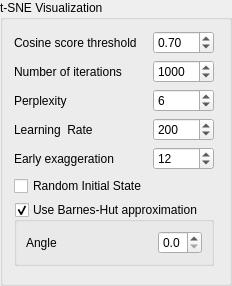
The window that lib/ui/widgets/tsne_options_widget.ui (metgem/metgem) describes before a commit, drawn with Qt 5.
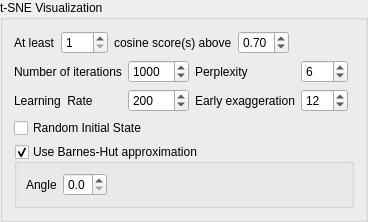
The same window after the commit.

Commit message: Add options to control number of peaks above threshold for t-SNE

The edit to the form file:
```diff
--- a/lib/ui/widgets/tsne_options_widget.ui
+++ b/lib/ui/widgets/tsne_options_widget.ui
@@ -6,8 +6,8 @@
    <rect>
     <x>0</x>
     <y>0</y>
-    <width>232</width>
-    <height>237</height>
+    <width>331</width>
+    <height>187</height>
    </rect>
   </property>
   <property name="title">
@@ -15,39 +15,20 @@
   </property>
   <layout class="QGridLayout" name="gridLayout_3">
    <item row="3" column="0">
-    <widget class="QLabel" name="label_3">
+    <widget class="QLabel" name="label_6">
      <property name="text">
-      <string>Learning  Rate</string>
+      <string>Number of iterations</string>
      </property>
     </widget>
    </item>
-   <item row="2" column="0">
+   <item row="3" column="2">
     <widget class="QLabel" name="label_4">
      <property name="text">
       <string>Perplexity</string>
      </property>
     </widget>
    </item>
-   <item row="3" column="1">
-    <widget class="QSpinBox" name="spinTSNELearningRate">
-     <property name="enabled">
-      <bool>true</bool>
-     </property>
-     <property name="minimum">
-      <number>10</number>
-     </property>
-     <property name="maximum">
-      <number>1000</number>
-     </property>
-     <property name="singleStep">
-      <number>10</number>
-     </property>
-     <property name="value">
-      <number>200</number>
-     </property>
-    </widget>
-   </item>
-   <item row="2" column="1">
+   <item row="3" column="3">
     <widget class="QSpinBox" name="spinTSNEPerplexity">
      <property name="enabled">
       <bool>true</bool>
@@ -63,14 +44,14 @@
      </property>
     </widget>
    </item>
-   <item row="4" column="0">
-    <widget class="QLabel" name="label">
+   <item row="5" column="0" colspan="5">
+    <widget class="QCheckBox" name="chkRandomState">
      <property name="text">
-      <string>Early exaggeration</string>
+      <string>Random Initial State</string>
      </property>
     </widget>
    </item>
-   <item row="4" column="1">
+   <item row="4" column="3">
     <widget class="QSpinBox" name="spinTSNEEarlyExaggeration">
      <property name="maximum">
       <number>100</number>
@@ -80,47 +61,7 @@
      </property>
     </widget>
    </item>
-   <item row="2" column="2" rowspan="6">
-    <spacer name="horizontalSpacer">
-     <property name="orientation">
-      <enum>Qt::Horizontal</enum>
-     </property>
-     <property name="sizeHint" stdset="0">
-      <size>
-       <width>40</width>
-       <height>20</height>
-      </size>
-     </property>
-    </spacer>
-   </item>
-   <item row="5" column="0">
-    <widget class="QCheckBox" name="chkRandomState">
-     <property name="text">
-      <string>Random Initial State</string>
-     </property>
-    </widget>
-   </item>
-   <item row="0" column="0">
-    <widget class="QLabel" name="label_5">
-     <property name="text">
-      <string>Cosine score threshold</string>
-     </property>
-    </widget>
-   </item>
-   <item row="0" column="1">
-    <widget class="QDoubleSpinBox" name="spinMinScore">
-     <property name="maximum">
-      <double>1.000000000000000</double>
-     </property>
-     <property name="singleStep">
-      <double>0.050000000000000</double>
-     </property>
-     <property name="value">
-      <double>0.700000000000000</double>
-     </property>
-    </widget>
-   </item>
-   <item row="6" column="0" colspan="2">
+   <item row="6" column="0" colspan="5">
     <widget class="QGroupBox" name="gbBarnesHut">
      <property name="title">
       <string>Use Barnes-Hut approximation</string>
@@ -139,6 +80,19 @@
         </property>
        </widget>
       </item>
+      <item>
+       <widget class="QDoubleSpinBox" name="spinAngle">
+        <property name="decimals">
+         <number>1</number>
+        </property>
+        <property name="maximum">
+         <double>1.000000000000000</double>
+        </property>
+        <property name="singleStep">
+         <double>0.100000000000000</double>
+        </property>
+       </widget>
+      </item>
       <item>
        <spacer name="horizontalSpacer_2">
         <property name="orientation">
@@ -152,30 +106,43 @@
         </property>
        </spacer>
       </item>
-      <item>
-       <widget class="QDoubleSpinBox" name="spinAngle">
-        <property name="decimals">
-         <number>1</number>
-        </property>
-        <property name="maximum">
-         <double>1.000000000000000</double>
-        </property>
-        <property name="singleStep">
-         <double>0.100000000000000</double>
-        </property>
-       </widget>
-      </item>
      </layout>
     </widget>
    </item>
-   <item row="1" column="0">
-    <widget class="QLabel" name="label_6">
+   <item row="4" column="1">
+    <widget class="QSpinBox" name="spinTSNELearningRate">
+     <property name="enabled">
+      <bool>true</bool>
+     </property>
+     <property name="minimum">
+      <number>10</number>
+     </property>
+     <property name="maximum">
+      <number>1000</number>
+     </property>
+     <property name="singleStep">
+      <number>10</number>
+     </property>
+     <property name="value">
+      <number>200</number>
+     </property>
+    </widget>
+   </item>
+   <item row="4" column="2">
+    <widget class="QLabel" name="label">
      <property name="text">
-      <string>Number of iterations</string>
+      <string>Early exaggeration</string>
      </property>
     </widget>
    </item>
-   <item row="1" column="1">
+   <item row="4" column="0">
+    <widget class="QLabel" name="label_3">
+     <property name="text">
+      <string>Learning  Rate</string>
+     </property>
+    </widget>
+   </item>
+   <item row="3" column="1">
     <widget class="QSpinBox" name="spinNumIterations">
      <property name="minimum">
       <number>250</number>
@@ -191,6 +158,60 @@
      </property>
     </widget>
    </item>
+   <item row="0" column="0" colspan="4">
+    <layout class="QHBoxLayout" name="horizontalLayout_2">
+     <item>
+      <widget class="QLabel" name="label_7">
+       <property name="text">
+        <string>At least</string>
+       </property>
+      </widget>
+     </item>
+     <item>
+      <widget class="QSpinBox" name="spinMinScoresAboveThreshold">
+       <property name="minimum">
+        <number>1</number>
+       </property>
+       <property name="maximum">
+        <number>100</number>
+       </property>
+      </widget>
+     </item>
+     <item>
+      <widget class="QLabel" name="label_8">
+       <property name="text">
+        <string>cosine score(s) above</string>
+       </property>
+      </widget>
+     </item>
+     <item>
+      <widget class="QDoubleSpinBox" name="spinMinScore">
+       <property name="maximum">
+        <double>1.000000000000000</double>
+       </property>
+       <property name="singleStep">
+        <double>0.050000000000000</double>
+       </property>
+       <property name="value">
+        <double>0.700000000000000</double>
+       </property>
+      </widget>
+     </item>
+     <item>
+      <spacer name="horizontalSpacer">
+       <property name="orientation">
+        <enum>Qt::Horizontal</enum>
+       </property>
+       <property name="sizeHint" stdset="0">
+        <size>
+         <width>40</width>
+         <height>20</height>
+        </size>
+       </property>
+      </spacer>
+     </item>
+    </layout>
+   </item>
   </layout>
  </widget>
  <tabstops>
```
Left out of the diff: 5 changed lines with no effect on the pictures. The commit also changes 2 other files.
